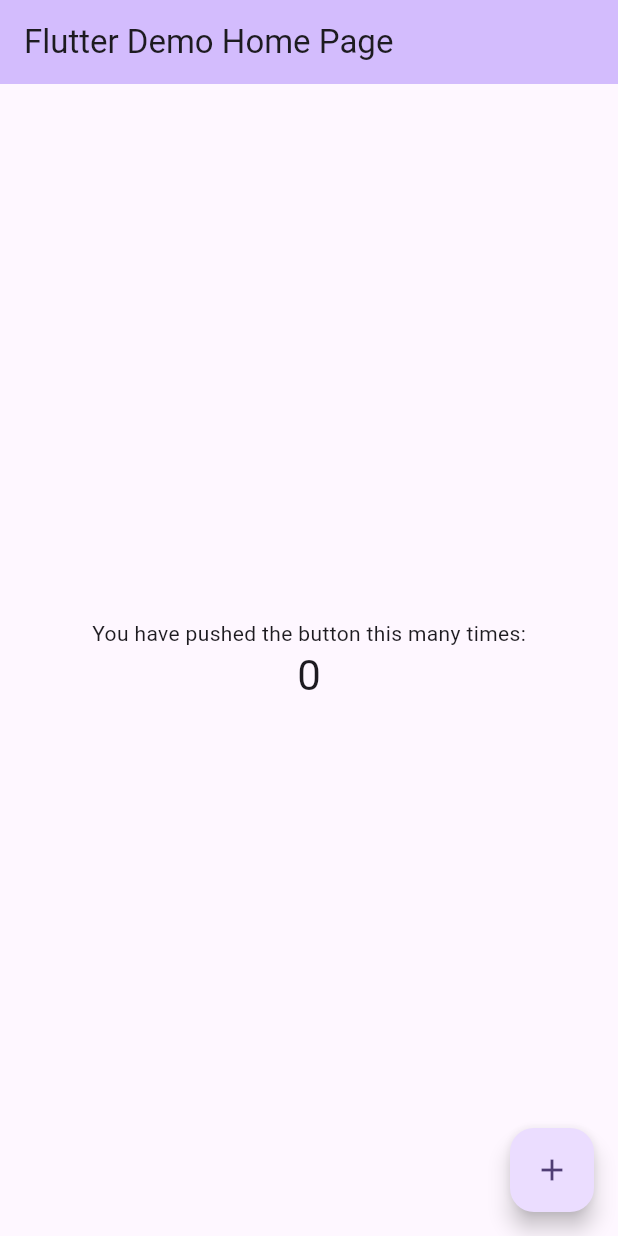
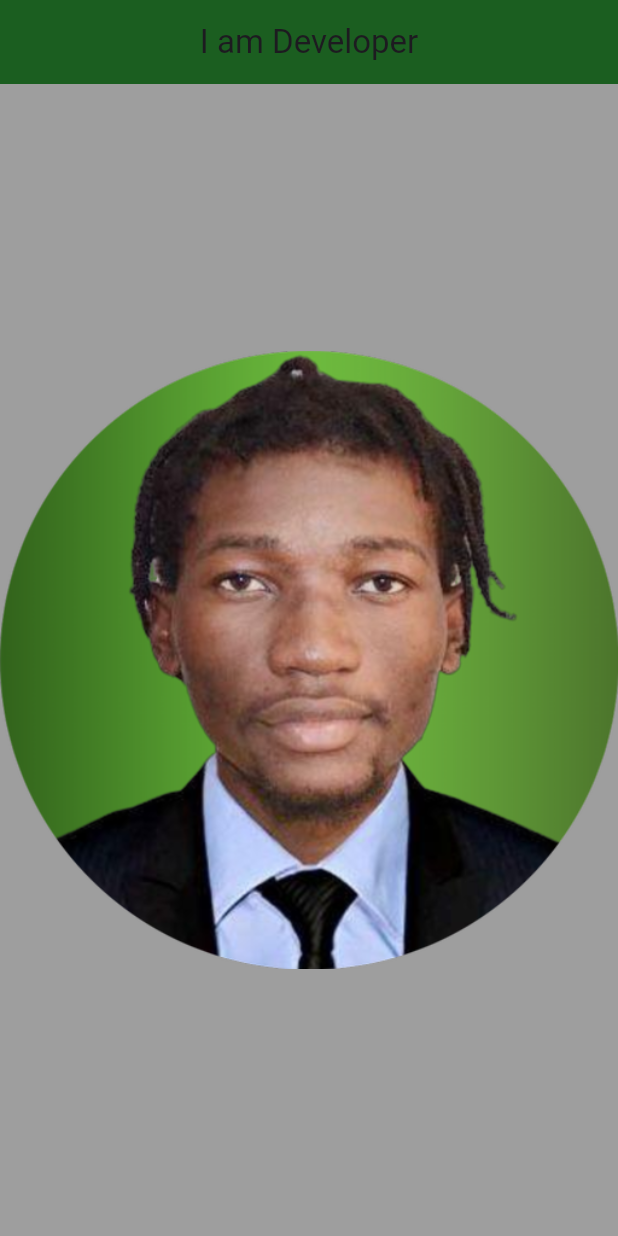
Before and after one commit to lussatisantos/amDeveloper, a Flutter app: the screen it shows after launch, on a phone screen of 412 x 824 dp. Run offline on Flutter 3.47's test engine with Material 3 defaults, Android fonts, the phone set to English and light mode, and no system bars.

Commit message:
add icon
add icon
add text title
add center picture in body

```diff
--- a/lib/main.dart
+++ b/lib/main.dart
@@ -1,125 +1,22 @@
 import 'package:flutter/material.dart';
 
 void main() {
-  runApp(const MyApp());
-}
-
-class MyApp extends StatelessWidget {
-  const MyApp({super.key});
-
-  // This widget is the root of your application.
-  @override
-  Widget build(BuildContext context) {
-    return MaterialApp(
-      title: 'Flutter Demo',
-      theme: ThemeData(
-        // This is the theme of your application.
-        //
-        // TRY THIS: Try running your application with "flutter run". You'll see
-        // the application has a purple toolbar. Then, without quitting the app,
-        // try changing the seedColor in the colorScheme below to Colors.green
-        // and then invoke "hot reload" (save your changes or press the "hot
-        // reload" button in a Flutter-supported IDE, or press "r" if you used
-        // the command line to start the app).
-        //
-        // Notice that the counter didn't reset back to zero; the application
-        // state is not lost during the reload. To reset the state, use hot
-        // restart instead.
-        //
-        // This works for code too, not just values: Most code changes can be
-        // tested with just a hot reload.
-        colorScheme: ColorScheme.fromSeed(seedColor: Colors.deepPurple),
-        useMaterial3: true,
-      ),
-      home: const MyHomePage(title: 'Flutter Demo Home Page'),
-    );
-  }
-}
-
-class MyHomePage extends StatefulWidget {
-  const MyHomePage({super.key, required this.title});
-
-  // This widget is the home page of your application. It is stateful, meaning
-  // that it has a State object (defined below) that contains fields that affect
-  // how it looks.
-
-  // This class is the configuration for the state. It holds the values (in this
-  // case the title) provided by the parent (in this case the App widget) and
-  // used by the build method of the State. Fields in a Widget subclass are
-  // always marked "final".
-
-  final String title;
-
-  @override
-  State<MyHomePage> createState() => _MyHomePageState();
-}
-
-class _MyHomePageState extends State<MyHomePage> {
-  int _counter = 0;
-
-  void _incrementCounter() {
-    setState(() {
-      // This call to setState tells the Flutter framework that something has
-      // changed in this State, which causes it to rerun the build method below
-      // so that the display can reflect the updated values. If we changed
-      // _counter without calling setState(), then the build method would not be
-      // called again, and so nothing would appear to happen.
-      _counter++;
-    });
-  }
-
-  @override
-  Widget build(BuildContext context) {
-    // This method is rerun every time setState is called, for instance as done
-    // by the _incrementCounter method above.
-    //
-    // The Flutter framework has been optimized to make rerunning build methods
-    // fast, so that you can just rebuild anything that needs updating rather
-    // than having to individually change instances of widgets.
-    return Scaffold(
-      appBar: AppBar(
-        // TRY THIS: Try changing the color here to a specific color (to
-        // Colors.amber, perhaps?) and trigger a hot reload to see the AppBar
-        // change color while the other colors stay the same.
-        backgroundColor: Theme.of(context).colorScheme.inversePrimary,
-        // Here we take the value from the MyHomePage object that was created by
-        // the App.build method, and use it to set our appbar title.
-        title: Text(widget.title),
-      ),
-      body: Center(
-        // Center is a layout widget. It takes a single child and positions it
-        // in the middle of the parent.
-        child: Column(
-          // Column is also a layout widget. It takes a list of children and
-          // arranges them vertically. By default, it sizes itself to fit its
-          // children horizontally, and tries to be as tall as its parent.
-          //
-          // Column has various properties to control how it sizes itself and
-          // how it positions its children. Here we use mainAxisAlignment to
-          // center the children vertically; the main axis here is the vertical
-          // axis because Columns are vertical (the cross axis would be
-          // horizontal).
-          //
-          // TRY THIS: Invoke "debug painting" (choose the "Toggle Debug Paint"
-          // action in the IDE, or press "p" in the console), to see the
-          // wireframe for each widget.
-          mainAxisAlignment: MainAxisAlignment.center,
-          children: <Widget>[
-            const Text(
-              'You have pushed the button this many times:',
-            ),
-            Text(
-              '$_counter',
-              style: Theme.of(context).textTheme.headlineMedium,
-            ),
-          ],
+  runApp(
+    MaterialApp(
+      home: Scaffold(
+        backgroundColor: Colors.grey,
+        appBar: AppBar(
+          backgroundColor: Colors.green[900],
+          title: Center(
+            child: Text('I am Developer'),
+          ),
+        ),
+        body: Center(
+          child: Image(
+            image: AssetImage('imgs/playstore.png'),
+          ),
         ),
       ),
-      floatingActionButton: FloatingActionButton(
-        onPressed: _incrementCounter,
-        tooltip: 'Increment',
-        child: const Icon(Icons.add),
-      ), // This trailing comma makes auto-formatting nicer for build methods.
-    );
-  }
+    ),
+  );
 }
```
Also changed, not shown: pubspec.yaml (+2 -39 lines), imgs/appstore.png (added), imgs/playstore.png (added), 6 other files.
